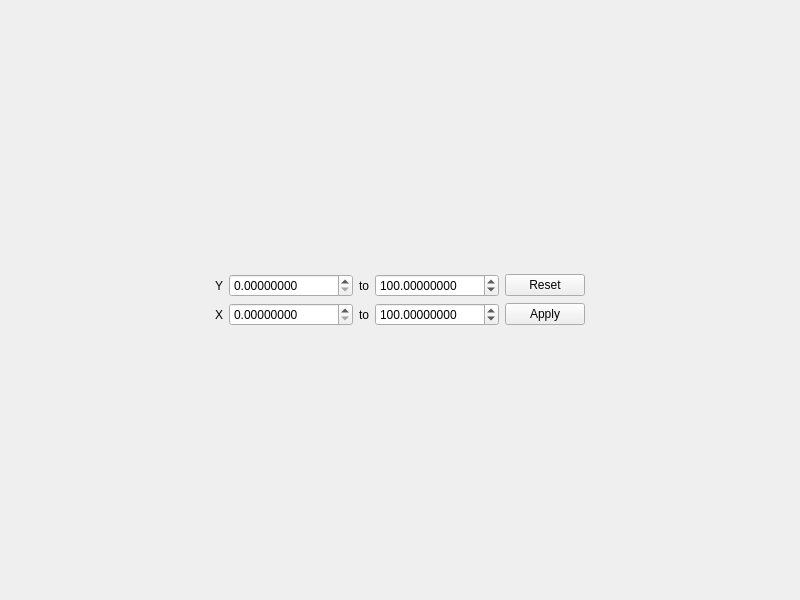
Before: the Qt Designer form layouts/graph_display_window.ui in hitranonline/hapiest, drawn with Qt 5.
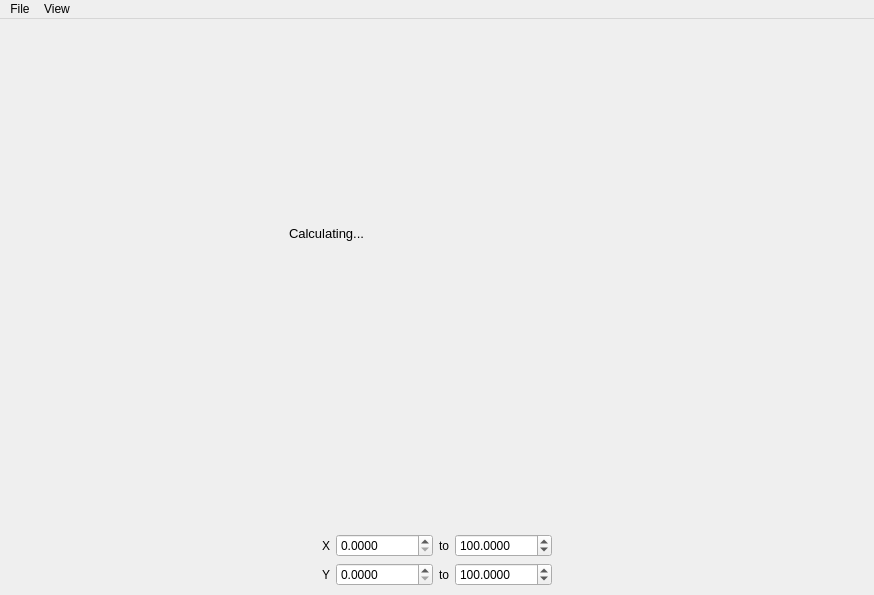
After: the same form once the commit is applied.

Commit message: Removed old graph display window ui

The edit to the form file:
```diff
--- a/layouts/graph_display_window.ui
+++ b/layouts/graph_display_window.ui
@@ -1,166 +1,66 @@
 <?xml version="1.0" encoding="UTF-8"?>
 <ui version="4.0">
- <class>Form</class>
- <widget class="QWidget" name="Form">
+ <class>MainWindow</class>
+ <widget class="QMainWindow" name="MainWindow">
   <property name="geometry">
    <rect>
     <x>0</x>
     <y>0</y>
-    <width>800</width>
-    <height>600</height>
+    <width>874</width>
+    <height>595</height>
    </rect>
   </property>
-  <property name="minimumSize">
-   <size>
-    <width>800</width>
-    <height>600</height>
-   </size>
-  </property>
   <property name="windowTitle">
    <string>Graph</string>
   </property>
-  <layout class="QVBoxLayout" name="verticalLayout_4">
+  <widget class="QWidget" name="centralwidget">
+   <layout class="QVBoxLayout" name="verticalLayout">
+    <item>
+     <widget class="QWidget" name="graph_container" native="true">
+      <property name="sizePolicy">
+       <sizepolicy hsizetype="MinimumExpanding" vsizetype="MinimumExpanding">
+        <horstretch>0</horstretch>
+        <verstretch>0</verstretch>
+       </sizepolicy>
+      </property>
+      <widget class="QLabel" name="loading_label">
+       <property name="geometry">
+        <rect>
+         <x>280</x>
+         <y>180</y>
+         <width>221</width>
+         <height>51</height>
+        </rect>
+       </property>
+       <property name="font">
+        <font>
+         <pointsize>10</pointsize>
+        </font>
+       </property>
+       <property name="text">
+        <string>Calculating...</string>
+       </property>
+       <property name="textFormat">
+        <enum>Qt::PlainText</enum>
+       </property>
+       <property name="wordWrap">
+        <bool>true</bool>
+       </property>
+      </widget>
+     </widget>
+    </item>
    <item>
     <layout class="QVBoxLayout" name="verticalLayout_3">
      <property name="sizeConstraint">
       <enum>QLayout::SetNoConstraint</enum>
      </property>
-     <item>
-      <layout class="QHBoxLayout" name="horizontalLayout_2">
-       <property name="sizeConstraint">
-        <enum>QLayout::SetNoConstraint</enum>
-       </property>
-       <item>
-        <spacer name="horizontalSpacer_3">
-         <property name="orientation">
-          <enum>Qt::Horizontal</enum>
-         </property>
-         <property name="sizeType">
-          <enum>QSizePolicy::MinimumExpanding</enum>
-         </property>
-         <property name="sizeHint" stdset="0">
-          <size>
-           <width>10</width>
-           <height>20</height>
-          </size>
-         </property>
-        </spacer>
-       </item>
-       <item>
-        <widget class="QLabel" name="label_4">
-         <property name="font">
-          <font>
-           <pointsize>9</pointsize>
-          </font>
-         </property>
-         <property name="text">
-          <string>Y</string>
-         </property>
-         <property name="alignment">
-          <set>Qt::AlignRight|Qt::AlignTrailing|Qt::AlignVCenter</set>
-         </property>
-        </widget>
-       </item>
-       <item>
-        <widget class="QDoubleSpinBox" name="ymin">
-         <property name="sizePolicy">
-          <sizepolicy hsizetype="Fixed" vsizetype="Fixed">
-           <horstretch>0</horstretch>
-           <verstretch>0</verstretch>
-          </sizepolicy>
-         </property>
-         <property name="font">
-          <font>
-           <pointsize>9</pointsize>
-          </font>
-         </property>
-         <property name="decimals">
-          <number>8</number>
-         </property>
-         <property name="maximum">
-          <double>9007199254740992.000000000000000</double>
-         </property>
-        </widget>
-       </item>
-       <item>
-        <widget class="QLabel" name="label_3">
-         <property name="font">
-          <font>
-           <pointsize>9</pointsize>
-          </font>
-         </property>
-         <property name="text">
-          <string>to</string>
-         </property>
-        </widget>
-       </item>
-       <item>
-        <widget class="QDoubleSpinBox" name="ymax">
-         <property name="sizePolicy">
-          <sizepolicy hsizetype="Fixed" vsizetype="Fixed">
-           <horstretch>0</horstretch>
-           <verstretch>0</verstretch>
-          </sizepolicy>
-         </property>
-         <property name="font">
-          <font>
-           <pointsize>9</pointsize>
-          </font>
-         </property>
-         <property name="decimals">
-          <number>8</number>
-         </property>
-         <property name="maximum">
-          <double>9007199254740992.000000000000000</double>
-         </property>
-         <property name="value">
-          <double>100.000000000000000</double>
-         </property>
-        </widget>
-       </item>
-       <item>
-        <widget class="QPushButton" name="reset">
-         <property name="sizePolicy">
-          <sizepolicy hsizetype="Fixed" vsizetype="Fixed">
-           <horstretch>0</horstretch>
-           <verstretch>0</verstretch>
-          </sizepolicy>
-         </property>
-         <property name="font">
-          <font>
-           <pointsize>9</pointsize>
-          </font>
-         </property>
-         <property name="text">
-          <string>Reset</string>
-         </property>
-        </widget>
-       </item>
-       <item>
-        <spacer name="horizontalSpacer">
-         <property name="orientation">
-          <enum>Qt::Horizontal</enum>
-         </property>
-         <property name="sizeType">
-          <enum>QSizePolicy::MinimumExpanding</enum>
-         </property>
-         <property name="sizeHint" stdset="0">
-          <size>
-           <width>10</width>
-           <height>20</height>
-          </size>
-         </property>
-        </spacer>
-       </item>
-      </layout>
-     </item>
      <item>
       <layout class="QHBoxLayout" name="horizontalLayout">
        <property name="sizeConstraint">
         <enum>QLayout::SetNoConstraint</enum>
        </property>
        <item>
-        <spacer name="horizontalSpacer_4">
+         <spacer name="horizontalSpacer_5">
          <property name="orientation">
           <enum>Qt::Horizontal</enum>
          </property>
@@ -204,7 +104,7 @@
           </font>
          </property>
          <property name="decimals">
-          <number>8</number>
+           <number>4</number>
          </property>
          <property name="maximum">
           <double>9007199254740992.000000000000000</double>
@@ -237,7 +137,7 @@
           </font>
          </property>
          <property name="decimals">
-          <number>8</number>
+           <number>4</number>
          </property>
          <property name="maximum">
           <double>9007199254740992.000000000000000</double>
@@ -248,7 +148,61 @@
         </widget>
        </item>
        <item>
-        <widget class="QPushButton" name="set_viewport">
+         <spacer name="horizontalSpacer_6">
+          <property name="orientation">
+           <enum>Qt::Horizontal</enum>
+          </property>
+          <property name="sizeType">
+           <enum>QSizePolicy::MinimumExpanding</enum>
+          </property>
+          <property name="sizeHint" stdset="0">
+           <size>
+            <width>10</width>
+            <height>20</height>
+           </size>
+          </property>
+         </spacer>
+        </item>
+       </layout>
+      </item>
+      <item>
+       <layout class="QHBoxLayout" name="horizontalLayout_3">
+        <property name="sizeConstraint">
+         <enum>QLayout::SetNoConstraint</enum>
+        </property>
+        <item>
+         <spacer name="horizontalSpacer_4">
+          <property name="orientation">
+           <enum>Qt::Horizontal</enum>
+          </property>
+          <property name="sizeType">
+           <enum>QSizePolicy::MinimumExpanding</enum>
+          </property>
+          <property name="sizeHint" stdset="0">
+           <size>
+            <width>10</width>
+            <height>20</height>
+           </size>
+          </property>
+         </spacer>
+        </item>
+        <item>
+         <widget class="QLabel" name="y_lbl">
+          <property name="font">
+           <font>
+            <pointsize>9</pointsize>
+           </font>
+          </property>
+          <property name="text">
+           <string>Y</string>
+          </property>
+          <property name="alignment">
+           <set>Qt::AlignRight|Qt::AlignTrailing|Qt::AlignVCenter</set>
+          </property>
+         </widget>
+        </item>
+        <item>
+         <widget class="QDoubleSpinBox" name="ymin">
          <property name="sizePolicy">
           <sizepolicy hsizetype="Fixed" vsizetype="Fixed">
            <horstretch>0</horstretch>
@@ -260,8 +214,47 @@
            <pointsize>9</pointsize>
           </font>
          </property>
+          <property name="decimals">
+           <number>4</number>
+          </property>
+          <property name="maximum">
+           <double>9007199254740992.000000000000000</double>
+          </property>
+         </widget>
+        </item>
+        <item>
+         <widget class="QLabel" name="label_6">
+          <property name="font">
+           <font>
+            <pointsize>9</pointsize>
+           </font>
+          </property>
          <property name="text">
-          <string>Apply</string>
+           <string>to</string>
+          </property>
+         </widget>
+        </item>
+        <item>
+         <widget class="QDoubleSpinBox" name="ymax">
+          <property name="sizePolicy">
+           <sizepolicy hsizetype="Fixed" vsizetype="Fixed">
+            <horstretch>0</horstretch>
+            <verstretch>0</verstretch>
+           </sizepolicy>
+          </property>
+          <property name="font">
+           <font>
+            <pointsize>9</pointsize>
+           </font>
+          </property>
+          <property name="decimals">
+           <number>4</number>
+          </property>
+          <property name="maximum">
+           <double>9007199254740992.000000000000000</double>
+          </property>
+          <property name="value">
+           <double>100.000000000000000</double>
          </property>
         </widget>
        </item>
@@ -285,14 +278,110 @@
      </item>
     </layout>
    </item>
-   <item>
-    <layout class="QVBoxLayout" name="verticalLayout">
-     <property name="sizeConstraint">
-      <enum>QLayout::SetNoConstraint</enum>
-     </property>
-    </layout>
-   </item>
-  </layout>
+   </layout>
+  </widget>
+  <widget class="QMenuBar" name="menubar">
+   <property name="geometry">
+    <rect>
+     <x>0</x>
+     <y>0</y>
+     <width>874</width>
+     <height>39</height>
+    </rect>
+   </property>
+   <widget class="QMenu" name="menuViewport">
+    <property name="title">
+     <string>View</string>
+    </property>
+    <addaction name="view_fit"/>
+   </widget>
+   <widget class="QMenu" name="menua">
+    <property name="title">
+     <string>File</string>
+    </property>
+    <widget class="QMenu" name="menuSave_as">
+     <property name="title">
+      <string>Save as&amp;</string>
+     </property>
+     <addaction name="actionHuman_Readable"/>
+     <addaction name="save_as_csv"/>
+     <addaction name="save_as_txt"/>
+     <addaction name="save_as_json"/>
+     <addaction name="separator"/>
+     <addaction name="action_b_Image_b"/>
+     <addaction name="save_as_png"/>
+     <addaction name="save_as_jpg"/>
+    </widget>
+    <addaction name="menuSave_as"/>
+   </widget>
+   <addaction name="menua"/>
+   <addaction name="menuViewport"/>
+  </widget>
+  <action name="view_fit">
+   <property name="text">
+    <string>Fit</string>
+   </property>
+  </action>
+  <action name="save_as_csv">
+   <property name="text">
+    <string>Comma Separated Values (*.csv)</string>
+   </property>
+  </action>
+  <action name="save_as_txt">
+   <property name="text">
+    <string>Text File (*.txt)</string>
+   </property>
+  </action>
+  <action name="save_as_json">
+   <property name="text">
+    <string>JSON (*.json)</string>
+   </property>
+  </action>
+  <action name="save_as_png">
+   <property name="text">
+    <string>Portable Network Graphics (*.png)</string>
+   </property>
+  </action>
+  <action name="save_as_jpg">
+   <property name="text">
+    <string>Joint Photographic Experts Group (*.jpeg)</string>
+   </property>
+  </action>
+  <action name="save_as_other_img">
+   <property name="text">
+    <string>Other image format (*.bmp, *.xbm, *.xpm, *.ppm)</string>
+   </property>
+  </action>
+  <action name="action_b_Image_b">
+   <property name="enabled">
+    <bool>false</bool>
+   </property>
+   <property name="text">
+    <string>Image</string>
+   </property>
+   <property name="font">
+    <font>
+     <weight>75</weight>
+     <bold>true</bold>
+     <underline>true</underline>
+    </font>
+   </property>
+  </action>
+  <action name="actionHuman_Readable">
+   <property name="enabled">
+    <bool>false</bool>
+   </property>
+   <property name="text">
+    <string>Human Readable</string>
+   </property>
+   <property name="font">
+    <font>
+     <weight>75</weight>
+     <bold>true</bold>
+     <underline>true</underline>
+    </font>
+   </property>
+  </action>
  </widget>
  <resources/>
  <connections/>
```
Left out of the diff: 4 changed lines with no effect on the pictures. Lines whose indentation alone changed are shown as unchanged. The commit also changes 1 other file.
